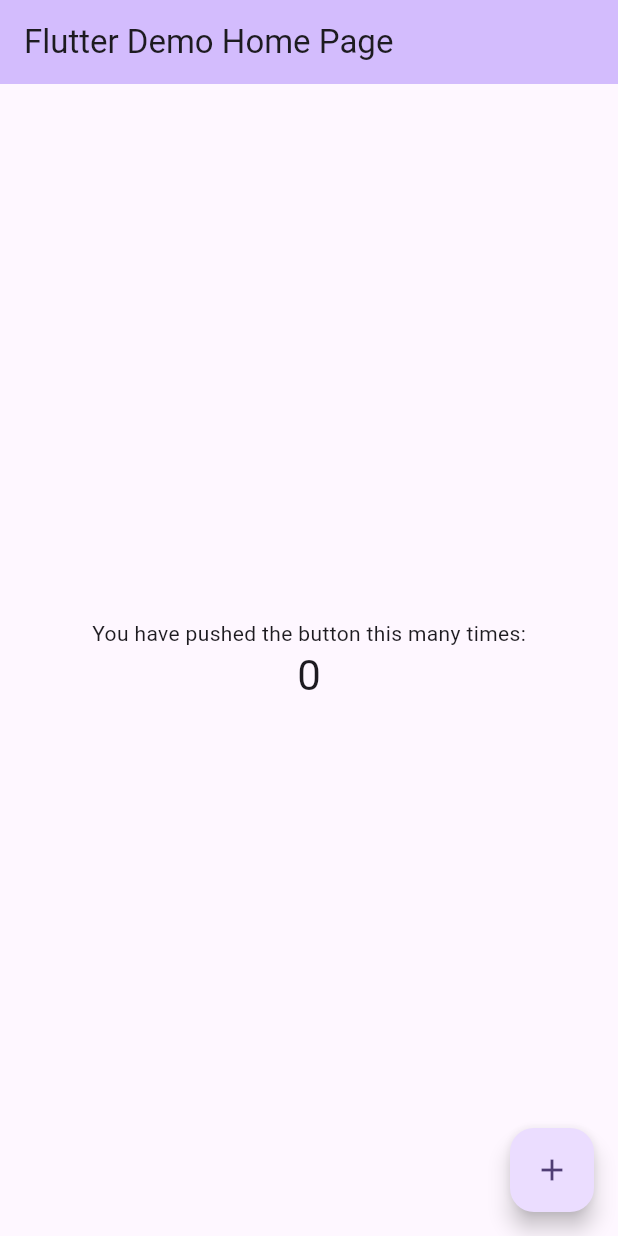
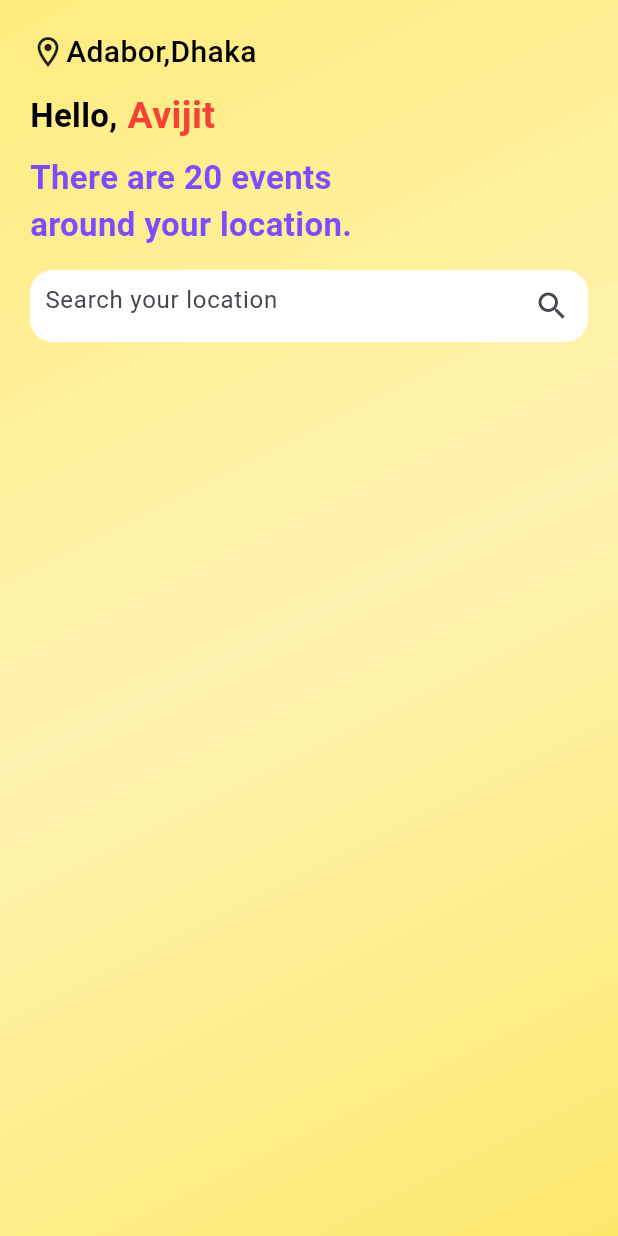
Before and after one commit to AvijitDasAvi/Event-Booking-App, a Flutter app: the screen it shows after launch, on a phone screen of 412 x 824 dp. Run offline on Flutter 3.47's test engine with Material 3 defaults, Android fonts, the phone set to English and light mode, and no system bars.

Commit message:
Create all colors

```diff
--- a/lib/main.dart
+++ b/lib/main.dart
@@ -1,3 +1,4 @@
+import 'package:event_booking_app/pages/home_page.dart';
 import 'package:flutter/material.dart';
 
 void main() {
@@ -7,119 +8,12 @@ void main() {
 class MyApp extends StatelessWidget {
   const MyApp({super.key});
 
-  // This widget is the root of your application.
   @override
   Widget build(BuildContext context) {
     return MaterialApp(
-      title: 'Flutter Demo',
-      theme: ThemeData(
-        // This is the theme of your application.
-        //
-        // TRY THIS: Try running your application with "flutter run". You'll see
-        // the application has a purple toolbar. Then, without quitting the app,
-        // try changing the seedColor in the colorScheme below to Colors.green
-        // and then invoke "hot reload" (save your changes or press the "hot
-        // reload" button in a Flutter-supported IDE, or press "r" if you used
-        // the command line to start the app).
-        //
-        // Notice that the counter didn't reset back to zero; the application
-        // state is not lost during the reload. To reset the state, use hot
-        // restart instead.
-        //
-        // This works for code too, not just values: Most code changes can be
-        // tested with just a hot reload.
-        colorScheme: ColorScheme.fromSeed(seedColor: Colors.deepPurple),
-        useMaterial3: true,
-      ),
-      home: const MyHomePage(title: 'Flutter Demo Home Page'),
+      debugShowCheckedModeBanner: false,
+      title: "Event Booking",
+      home: HomePage(),
     );
   }
 }
-
-class MyHomePage extends StatefulWidget {
-  const MyHomePage({super.key, required this.title});
-
-  // This widget is the home page of your application. It is stateful, meaning
-  // that it has a State object (defined below) that contains fields that affect
-  // how it looks.
-
-  // This class is the configuration for the state. It holds the values (in this
-  // case the title) provided by the parent (in this case the App widget) and
-  // used by the build method of the State. Fields in a Widget subclass are
-  // always marked "final".
-
-  final String title;
-
-  @override
-  State<MyHomePage> createState() => _MyHomePageState();
-}
-
-class _MyHomePageState extends State<MyHomePage> {
-  int _counter = 0;
-
-  void _incrementCounter() {
-    setState(() {
-      // This call to setState tells the Flutter framework that something has
-      // changed in this State, which causes it to rerun the build method below
-      // so that the display can reflect the updated values. If we changed
-      // _counter without calling setState(), then the build method would not be
-      // called again, and so nothing would appear to happen.
-      _counter++;
-    });
-  }
-
-  @override
-  Widget build(BuildContext context) {
-    // This method is rerun every time setState is called, for instance as done
-    // by the _incrementCounter method above.
-    //
-    // The Flutter framework has been optimized to make rerunning build methods
-    // fast, so that you can just rebuild anything that needs updating rather
-    // than having to individually change instances of widgets.
-    return Scaffold(
-      appBar: AppBar(
-        // TRY THIS: Try changing the color here to a specific color (to
-        // Colors.amber, perhaps?) and trigger a hot reload to see the AppBar
-        // change color while the other colors stay the same.
-        backgroundColor: Theme.of(context).colorScheme.inversePrimary,
-        // Here we take the value from the MyHomePage object that was created by
-        // the App.build method, and use it to set our appbar title.
-        title: Text(widget.title),
-      ),
-      body: Center(
-        // Center is a layout widget. It takes a single child and positions it
-        // in the middle of the parent.
-        child: Column(
-          // Column is also a layout widget. It takes a list of children and
-          // arranges them vertically. By default, it sizes itself to fit its
-          // children horizontally, and tries to be as tall as its parent.
-          //
-          // Column has various properties to control how it sizes itself and
-          // how it positions its children. Here we use mainAxisAlignment to
-          // center the children vertically; the main axis here is the vertical
-          // axis because Columns are vertical (the cross axis would be
-          // horizontal).
-          //
-          // TRY THIS: Invoke "debug painting" (choose the "Toggle Debug Paint"
-          // action in the IDE, or press "p" in the console), to see the
-          // wireframe for each widget.
-          mainAxisAlignment: MainAxisAlignment.center,
-          children: <Widget>[
-            const Text(
-              'You have pushed the button this many times:',
-            ),
-            Text(
-              '$_counter',
-              style: Theme.of(context).textTheme.headlineMedium,
-            ),
-          ],
-        ),
-      ),
-      floatingActionButton: FloatingActionButton(
-        onPressed: _incrementCounter,
-        tooltip: 'Increment',
-        child: const Icon(Icons.add),
-      ), // This trailing comma makes auto-formatting nicer for build methods.
-    );
-  }
-}
--- /dev/null
+++ b/lib/pages/home_page.dart
@@ -0,0 +1,103 @@
+import 'package:event_booking_app/widgets/all_colors.dart';
+import 'package:flutter/material.dart';
+
+class HomePage extends StatefulWidget {
+  const HomePage({super.key});
+
+  @override
+  State<HomePage> createState() => _HomePageState();
+}
+
+class _HomePageState extends State<HomePage> {
+  @override
+  Widget build(BuildContext context) {
+    return Scaffold(
+      body: Container(
+        padding: EdgeInsets.all(20.0),
+        width: MediaQuery.of(context).size.width,
+        decoration: BoxDecoration(
+          gradient: AllColors().homePage(),
+        ),
+        child: Column(
+          crossAxisAlignment: CrossAxisAlignment.start,
+          children: [
+            Row(
+              children: [
+                Icon(Icons.location_on_outlined),
+                Text(
+                  "Adabor,Dhaka",
+                  style: TextStyle(
+                    color: Colors.black,
+                    fontSize: 20.0,
+                    fontWeight: FontWeight.w500,
+                  ),
+                ),
+              ],
+            ),
+            SizedBox(height: 10.0),
+            Row(
+              children: [
+                Text(
+                  "Hello,",
+                  style: TextStyle(
+                    color: Colors.black,
+                    fontWeight: FontWeight.w600,
+                    fontSize: 22.0,
+                  ),
+                ),
+                Text(
+                  " Avijit",
+                  style: TextStyle(
+                    color: Colors.red,
+                    fontWeight: FontWeight.bold,
+                    fontSize: 25.0,
+                  ),
+                ),
+              ],
+            ),
+            SizedBox(height: 8.0),
+            Text(
+              "There are 20 events\naround your location.",
+              style: TextStyle(
+                color: Colors.deepPurpleAccent,
+                fontWeight: FontWeight.bold,
+                fontSize: 22.0,
+              ),
+            ),
+            SizedBox(height: 15.0),
+            Container(
+              padding: EdgeInsets.only(left: 10.0),
+              width: MediaQuery.of(context).size.width,
+              decoration: BoxDecoration(
+                color: Colors.white,
+                borderRadius: BorderRadius.circular(15.0),
+              ),
+              child: TextFormField(
+                decoration: InputDecoration(
+                  border: InputBorder.none,
+                  suffixIcon: Icon(Icons.search_outlined),
+                  hintText: "Search your location",
+                ),
+              ),
+            ),
+            Container(
+              height: 150.0,
+              child: ListView(
+                children: [
+                  Material(
+                    child: Container(
+                      width: 100.0,
+                      child: Column(
+                        children: [],
+                      ),
+                    ),
+                  )
+                ],
+              ),
+            )
+          ],
+        ),
+      ),
+    );
+  }
+}
--- /dev/null
+++ b/lib/widgets/all_colors.dart
@@ -0,0 +1,15 @@
+import 'package:flutter/material.dart';
+
+class AllColors {
+  LinearGradient homePage() {
+    return LinearGradient(
+      colors: [
+        const Color.fromARGB(248, 255, 235, 123),
+        const Color.fromARGB(255, 255, 243, 177),
+        const Color.fromARGB(248, 253, 231, 105),
+      ],
+      begin: Alignment.topLeft,
+      end: Alignment.bottomRight,
+    );
+  }
+}
```
